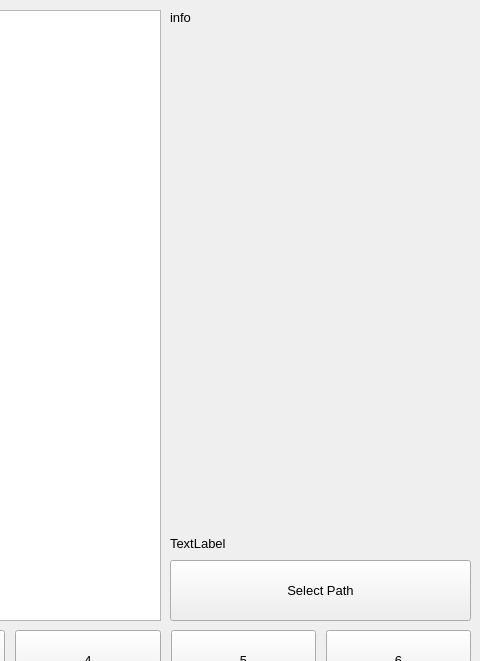
Before: the Qt Designer form main.ui in potat-dev/Just-Organize-My-Photos, drawn with Qt 5; both pictures show x 460 to 940 and y 0 to 661 of the 940 by 770 pixel window.
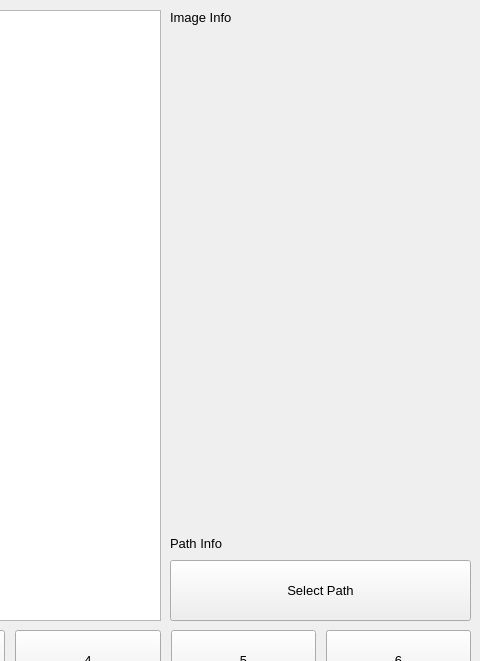
After: the same form once the commit is applied.

Commit message: сделал вывод инфы о файле + добавил тудушки

What changed in the file:
```diff
--- a/main.ui
+++ b/main.ui
@@ -368,7 +368,7 @@
      </font>
     </property>
     <property name="text">
-     <string>info</string>
+     <string>Image Info</string>
     </property>
     <property name="alignment">
      <set>Qt::AlignLeading|Qt::AlignLeft|Qt::AlignTop</set>
@@ -407,7 +407,7 @@
      </font>
     </property>
     <property name="text">
-     <string>TextLabel</string>
+     <string>Path Info</string>
     </property>
     <property name="alignment">
      <set>Qt::AlignBottom|Qt::AlignLeading|Qt::AlignLeft</set>
```
The commit also changes 2 other files.
